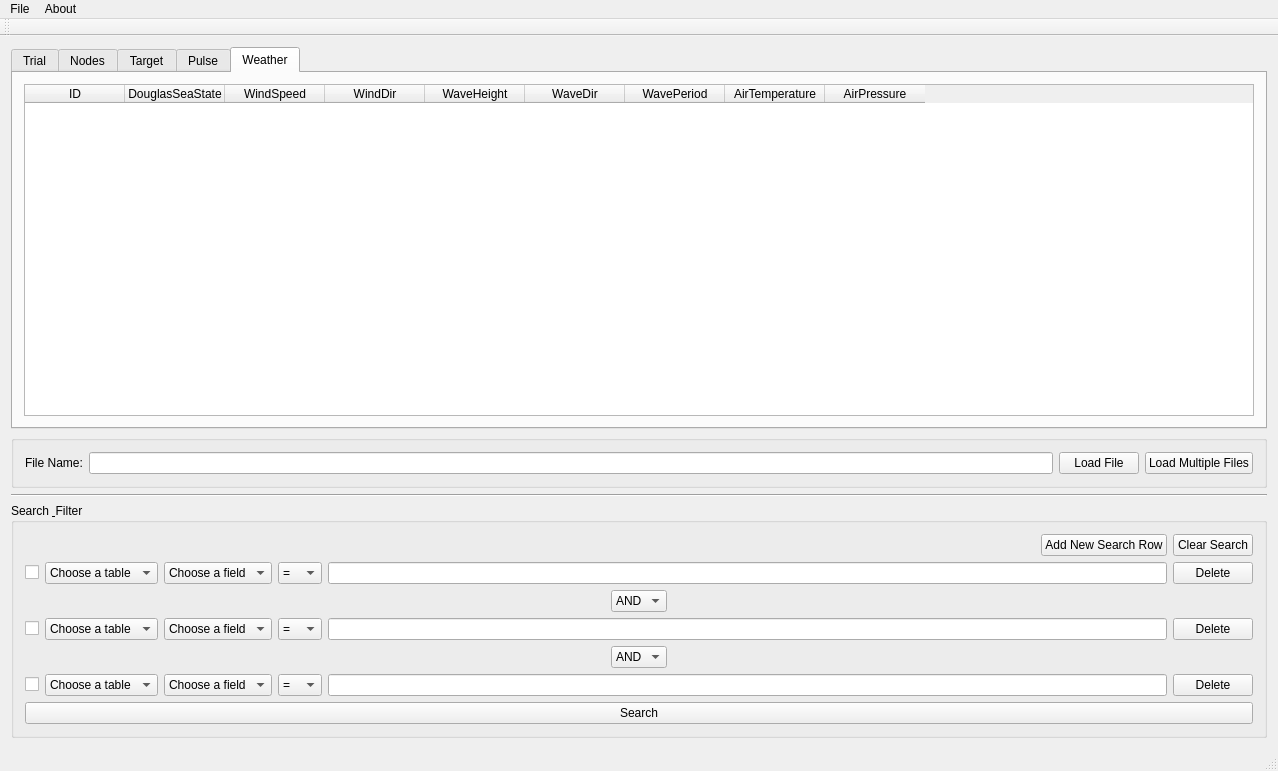
This is NextRAD_DatabaseGUI/mainwindow.ui in caketinza/NeXtRAD_Database as Qt 5 draws it before an edit. The edited form follows.
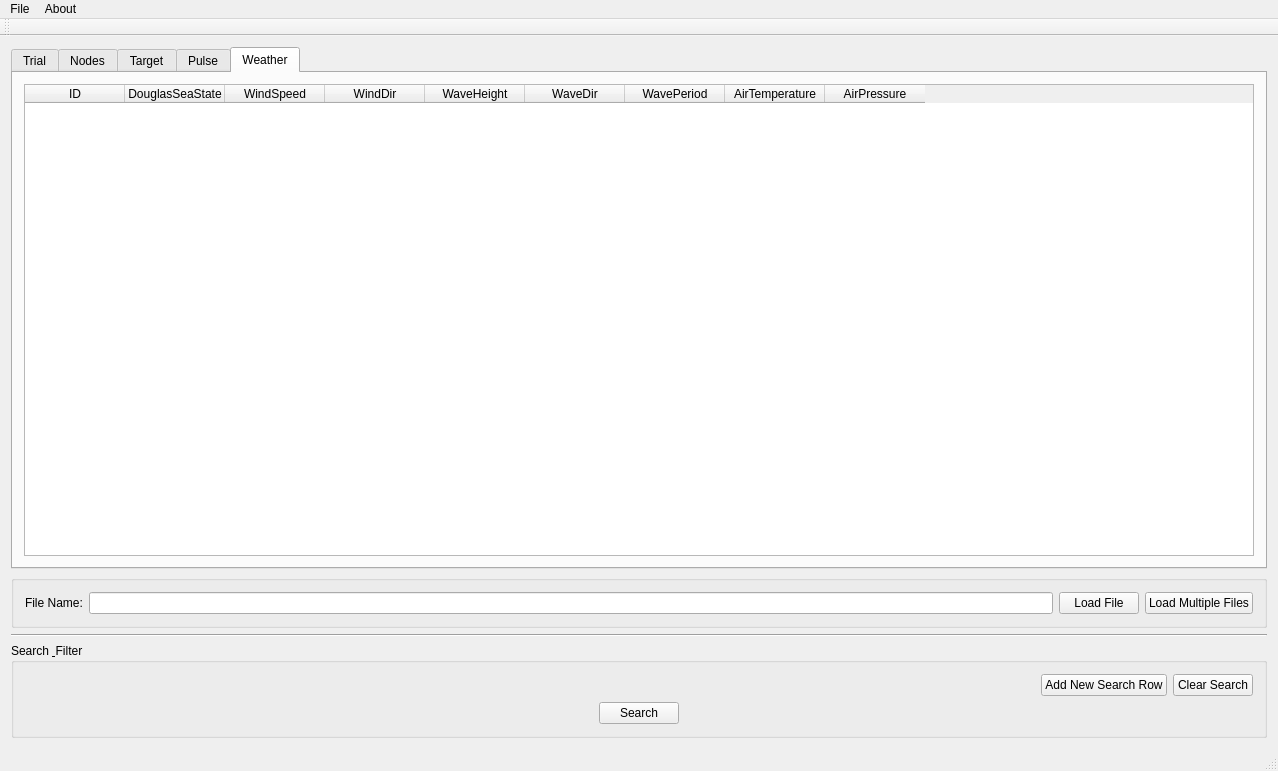
This is the edited form.

Commit message: Dynamically allocated search fully working

The edit to the form file:
```diff
--- a/NextRAD_DatabaseGUI/mainwindow.ui
+++ b/NextRAD_DatabaseGUI/mainwindow.ui
@@ -444,401 +444,46 @@
          </item>
         </layout>
        </item>
-       <item>
-        <layout class="QHBoxLayout" name="horizontalLayout_6">
-         <item>
-          <widget class="QCheckBox" name="checkBox">
-           <property name="text">
-            <string/>
-           </property>
-          </widget>
-         </item>
-         <item>
-          <widget class="QComboBox" name="comboBox_5">
-           <item>
-            <property name="text">
-             <string>Choose a table</string>
-            </property>
-           </item>
-           <item>
-            <property name="text">
-             <string>Trial</string>
-            </property>
-           </item>
-           <item>
-            <property name="text">
-             <string>Nodes</string>
-            </property>
-           </item>
-           <item>
-            <property name="text">
-             <string>Target</string>
-            </property>
-           </item>
-           <item>
-            <property name="text">
-             <string>Pulse</string>
-            </property>
-           </item>
-           <item>
-            <property name="text">
-             <string>Weather</string>
-            </property>
-           </item>
-          </widget>
-         </item>
-         <item>
-          <widget class="QComboBox" name="comboBox_3">
-           <item>
-            <property name="text">
-             <string>Choose a field</string>
-            </property>
-           </item>
-          </widget>
-         </item>
-         <item>
-          <widget class="QComboBox" name="comboBox_2">
-           <item>
-            <property name="text">
-             <string>=</string>
-            </property>
-           </item>
-           <item>
-            <property name="text">
-             <string>&lt;&gt;</string>
-            </property>
-           </item>
-           <item>
-            <property name="text">
-             <string>&gt;</string>
-            </property>
-           </item>
-           <item>
-            <property name="text">
-             <string>&lt;</string>
-            </property>
-           </item>
-           <item>
-            <property name="text">
-             <string>&gt;=</string>
-            </property>
-           </item>
-           <item>
-            <property name="text">
-             <string>&lt;=</string>
-            </property>
-           </item>
-          </widget>
-         </item>
-         <item>
-          <widget class="QLineEdit" name="lineEdit_10"/>
-         </item>
-         <item>
-          <widget class="QPushButton" name="pushButton_5">
-           <property name="text">
-            <string>Delete</string>
-           </property>
-          </widget>
-         </item>
-        </layout>
-       </item>
-       <item>
-        <layout class="QHBoxLayout" name="horizontalLayout_7">
-         <item>
-          <spacer name="horizontalSpacer_3">
-           <property name="orientation">
-            <enum>Qt::Horizontal</enum>
-           </property>
-           <property name="sizeHint" stdset="0">
-            <size>
-             <width>40</width>
-             <height>20</height>
-            </size>
-           </property>
-          </spacer>
-         </item>
-         <item>
-          <widget class="QComboBox" name="comboBox_31">
-           <property name="focusPolicy">
-            <enum>Qt::StrongFocus</enum>
-           </property>
-           <item>
-            <property name="text">
-             <string>AND</string>
-            </property>
-           </item>
-           <item>
-            <property name="text">
-             <string>OR</string>
-            </property>
-           </item>
-          </widget>
-         </item>
-         <item>
-          <spacer name="horizontalSpacer_4">
-           <property name="orientation">
-            <enum>Qt::Horizontal</enum>
-           </property>
-           <property name="sizeHint" stdset="0">
-            <size>
-             <width>40</width>
-             <height>20</height>
-            </size>
-           </property>
-          </spacer>
-         </item>
-        </layout>
-       </item>
-       <item>
-        <layout class="QHBoxLayout" name="horizontalLayout_16">
-         <item>
-          <widget class="QCheckBox" name="checkBox_2">
-           <property name="text">
-            <string/>
-           </property>
-          </widget>
-         </item>
-         <item>
-          <widget class="QComboBox" name="comboBox_23">
-           <item>
-            <property name="text">
-             <string>Choose a table</string>
-            </property>
-           </item>
-           <item>
-            <property name="text">
-             <string>Trial</string>
-            </property>
-           </item>
-           <item>
-            <property name="text">
-             <string>Nodes</string>
-            </property>
-           </item>
-           <item>
-            <property name="text">
-             <string>Target</string>
-            </property>
-           </item>
-           <item>
-            <property name="text">
-             <string>Pulse</string>
-            </property>
-           </item>
-           <item>
-            <property name="text">
-             <string>Weather</string>
-            </property>
-           </item>
-          </widget>
-         </item>
-         <item>
-          <widget class="QComboBox" name="comboBox_24">
-           <item>
-            <property name="text">
-             <string>Choose a field</string>
-            </property>
-           </item>
-          </widget>
-         </item>
-         <item>
-          <widget class="QComboBox" name="comboBox_29">
-           <item>
-            <property name="text">
-             <string>=</string>
-            </property>
-           </item>
-           <item>
-            <property name="text">
-             <string>&lt;&gt;</string>
-            </property>
-           </item>
-           <item>
-            <property name="text">
-             <string>&gt;</string>
-            </property>
-           </item>
-           <item>
-            <property name="text">
-             <string>&lt;</string>
-            </property>
-           </item>
-           <item>
-            <property name="text">
-             <string>&gt;=</string>
-            </property>
-           </item>
-           <item>
-            <property name="text">
-             <string>&lt;=</string>
-            </property>
-           </item>
-          </widget>
-         </item>
-         <item>
-          <widget class="QLineEdit" name="lineEdit_20"/>
-         </item>
-         <item>
-          <widget class="QPushButton" name="pushButton_25">
-           <property name="text">
-            <string>Delete</string>
-           </property>
-          </widget>
-         </item>
-        </layout>
-       </item>
-       <item>
-        <layout class="QHBoxLayout" name="horizontalLayout_5">
-         <item>
-          <spacer name="horizontalSpacer_5">
-           <property name="orientation">
-            <enum>Qt::Horizontal</enum>
-           </property>
-           <property name="sizeHint" stdset="0">
-            <size>
-             <width>40</width>
-             <height>20</height>
-            </size>
-           </property>
-          </spacer>
-         </item>
-         <item>
-          <widget class="QComboBox" name="comboBox_32">
-           <item>
-            <property name="text">
-             <string>AND</string>
-            </property>
-           </item>
-           <item>
-            <property name="text">
-             <string>OR</string>
-            </property>
-           </item>
-          </widget>
-         </item>
-         <item>
-          <spacer name="horizontalSpacer_6">
-           <property name="orientation">
-            <enum>Qt::Horizontal</enum>
-           </property>
-           <property name="sizeHint" stdset="0">
-            <size>
-             <width>40</width>
-             <height>20</height>
-            </size>
-           </property>
-          </spacer>
-         </item>
-        </layout>
-       </item>
-       <item>
-        <layout class="QHBoxLayout" name="horizontalLayout_18">
-         <item>
-          <widget class="QCheckBox" name="checkBox_3">
-           <property name="text">
-            <string/>
-           </property>
-          </widget>
-         </item>
-         <item>
-          <widget class="QComboBox" name="comboBox_27">
-           <item>
-            <property name="text">
-             <string>Choose a table</string>
-            </property>
-           </item>
-           <item>
-            <property name="text">
-             <string>Trial</string>
-            </property>
-           </item>
-           <item>
-            <property name="text">
-             <string>Nodes</string>
-            </property>
-           </item>
-           <item>
-            <property name="text">
-             <string>Target</string>
-            </property>
-           </item>
-           <item>
-            <property name="text">
-             <string>Pulse</string>
-            </property>
-           </item>
-           <item>
-            <property name="text">
-             <string>Weather</string>
-            </property>
-           </item>
-          </widget>
-         </item>
-         <item>
-          <widget class="QComboBox" name="comboBox_28">
-           <item>
-            <property name="text">
-             <string>Choose a field</string>
-            </property>
-           </item>
-          </widget>
-         </item>
-         <item>
-          <widget class="QComboBox" name="comboBox_30">
-           <item>
-            <property name="text">
-             <string>=</string>
-            </property>
-           </item>
-           <item>
-            <property name="text">
-             <string>&lt;&gt;</string>
-            </property>
-           </item>
-           <item>
-            <property name="text">
-             <string>&gt;</string>
-            </property>
-           </item>
-           <item>
-            <property name="text">
-             <string>&lt;</string>
-            </property>
-           </item>
-           <item>
-            <property name="text">
-             <string>&gt;=</string>
-            </property>
-           </item>
-           <item>
-            <property name="text">
-             <string>&lt;=</string>
-            </property>
-           </item>
-          </widget>
-         </item>
-         <item>
-          <widget class="QLineEdit" name="lineEdit_22"/>
-         </item>
-         <item>
-          <widget class="QPushButton" name="pushButton_29">
-           <property name="text">
-            <string>Delete</string>
-           </property>
-          </widget>
-         </item>
-        </layout>
-       </item>
-       <item>
-        <widget class="QPushButton" name="pushButton_search">
-         <property name="text">
-          <string>Search</string>
-         </property>
-        </widget>
-       </item>
        <item>
         <layout class="QVBoxLayout" name="verticalLayout_3"/>
        </item>
+       <item>
+        <layout class="QHBoxLayout" name="horizontalLayout_3">
+         <item>
+          <spacer name="horizontalSpacer_3">
+           <property name="orientation">
+            <enum>Qt::Horizontal</enum>
+           </property>
+           <property name="sizeHint" stdset="0">
+            <size>
+             <width>40</width>
+             <height>20</height>
+            </size>
+           </property>
+          </spacer>
+         </item>
+         <item>
+          <widget class="QPushButton" name="pushButton_search">
+           <property name="text">
+            <string>Search</string>
+           </property>
+          </widget>
+         </item>
+         <item>
+          <spacer name="horizontalSpacer">
+           <property name="orientation">
+            <enum>Qt::Horizontal</enum>
+           </property>
+           <property name="sizeHint" stdset="0">
+            <size>
+             <width>40</width>
+             <height>20</height>
+            </size>
+           </property>
+          </spacer>
+         </item>
+        </layout>
+       </item>
       </layout>
      </widget>
     </item>
```
The commit also changes 16 other files.
